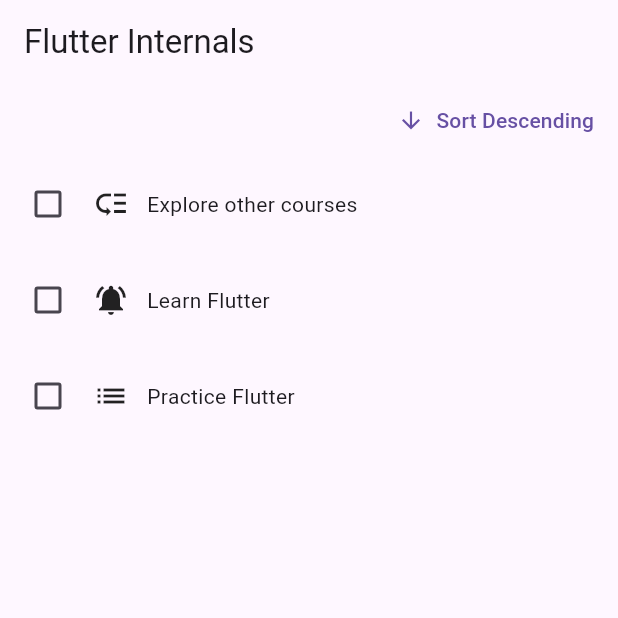
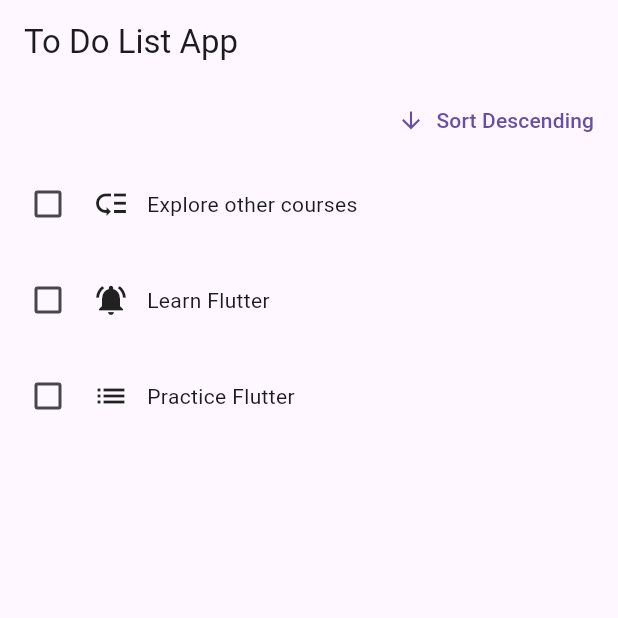
Before and after one commit to rajeeell/to_do_list, a Flutter app: the screen it shows after launch, on a phone screen of 412 x 824 dp, the top half of it. Run offline on Flutter 3.47's test engine with Material 2 defaults, Android fonts, the phone set to English and light mode, and no system bars.

```diff
--- a/lib/main.dart
+++ b/lib/main.dart
@@ -29,7 +29,7 @@ class App extends StatelessWidget {
         // set the appBar property to an AppBar widget that displays a title bar
         appBar: AppBar(
           // set the title property to a Text widget that displays some text
-     title: const Text('Flutter Internals'),
+          title: const Text('To Do List App'),
         ),
         // set the body property to a Keys widget that displays some content
         body: const Keys(),
```
Also changed, not shown: lib/ui_updates_demo.dart (+18 -0 lines). Lines whose indentation alone changed are shown as unchanged.
